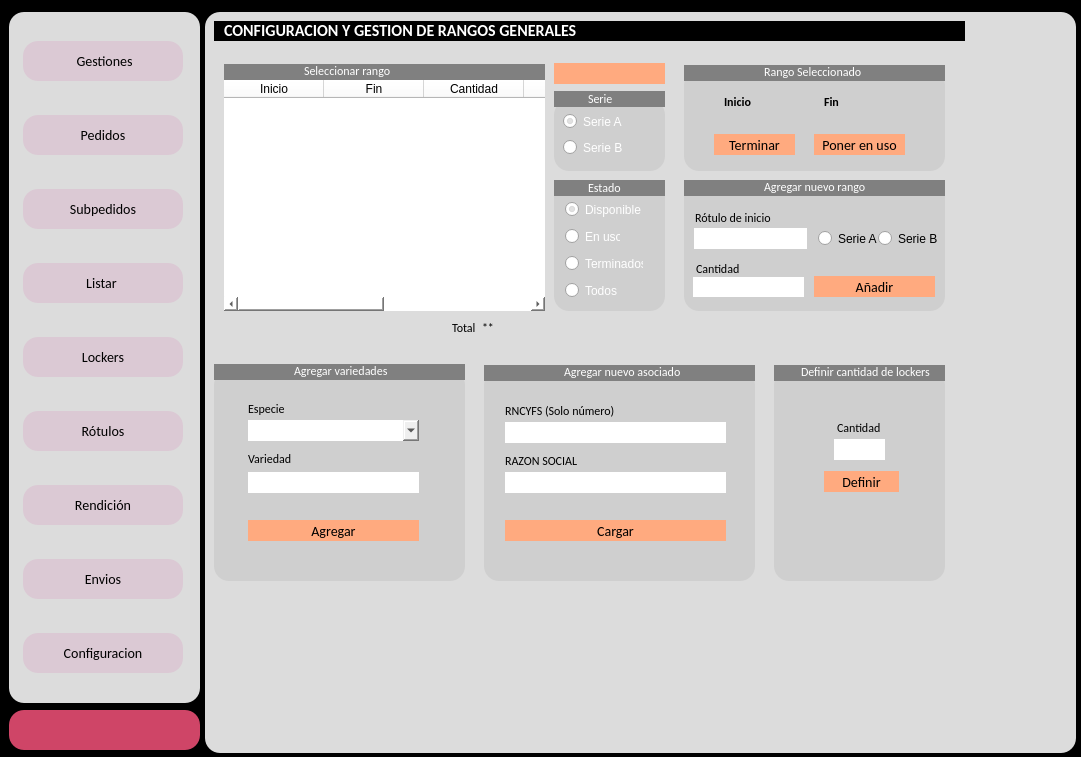
This is main.ui in zenfranco/gestion_rotulos_psql as Qt 5 draws it before an edit. The edited form follows.
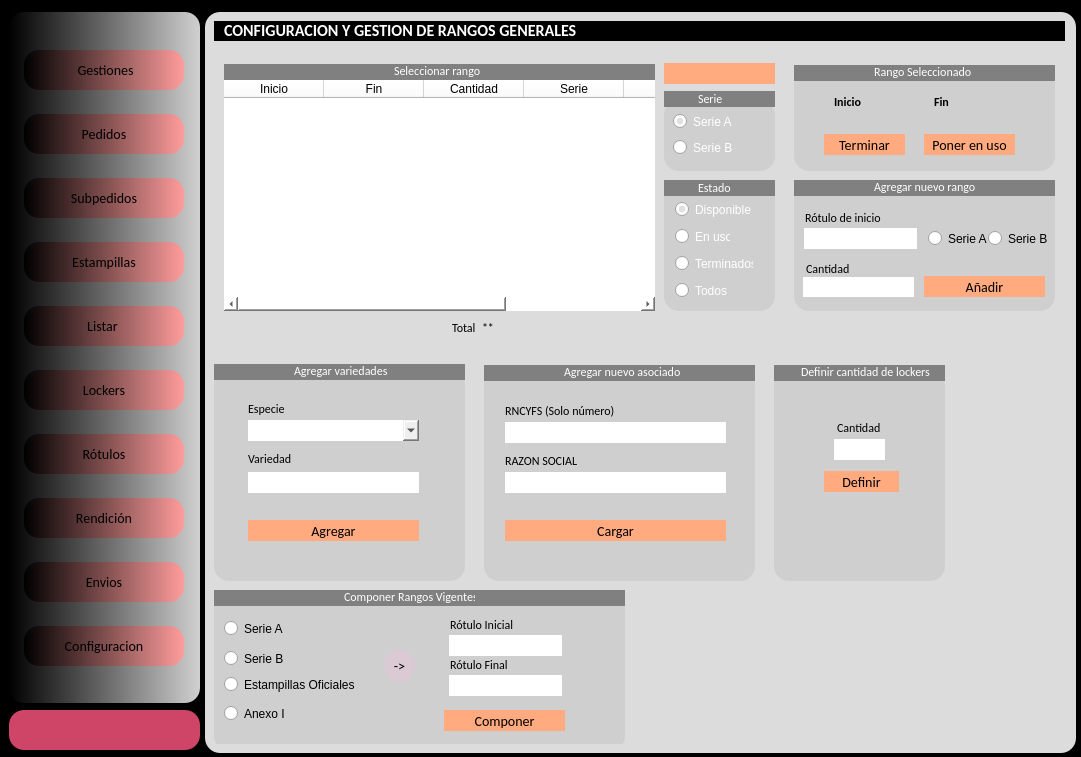
This is the edited form. The open tabs and pages were chosen to show the change. Icons and pictures are not drawn.

Commit message: YA SE PUEDEN CARGAR ESTAMPILLA DE ANEXO Y CORREGIR RANGOS PRINCIPALES DESDE EL MODULO CONFIGURACION

```diff
--- a/main.ui
+++ b/main.ui
@@ -74,7 +74,23 @@
      </size>
     </property>
     <property name="styleSheet">
-     <string notr="true">border-radius:15px;</string>
+     <string notr="true">QFrame{
+border-radius:15px;
+	background-color: qlineargradient(spread:pad, x1:0, y1:0, x2:1, y2:0, stop:0 rgba(0, 0, 0, 255), stop:1 rgba(208, 208, 208, 255));
+
+}
+
+QPushButton{
+
+	background-color: qlineargradient(spread:pad, x1:0, y1:0, x2:1, y2:0, stop:0 rgba(0, 0, 0, 255), stop:1 rgba(255, 156, 156, 255));
+
+}
+QPushButton:hover{
+color: rgb(255, 255, 255);
+
+	background-color: qlineargradient(spread:pad, x1:0, y1:0, x2:1, y2:0, stop:0.147727 rgba(0, 0, 0, 255), stop:1 rgba(255, 216, 216, 255));
+
+}</string>
     </property>
     <property name="frameShape">
      <enum>QFrame::StyledPanel</enum>
@@ -85,8 +101,8 @@
     <widget class="QPushButton" name="btn_nuevagestion">
      <property name="geometry">
       <rect>
-       <x>14</x>
-       <y>29</y>
+       <x>15</x>
+       <y>38</y>
        <width>160</width>
        <height>40</height>
       </rect>
@@ -129,8 +145,8 @@
     <widget class="QPushButton" name="btn_nuevopedido">
      <property name="geometry">
       <rect>
-       <x>14</x>
-       <y>103</y>
+       <x>15</x>
+       <y>102</y>
        <width>160</width>
        <height>40</height>
       </rect>
@@ -173,8 +189,8 @@
     <widget class="QPushButton" name="btn_nuevosubpedido">
      <property name="geometry">
       <rect>
-       <x>14</x>
-       <y>177</y>
+       <x>15</x>
+       <y>166</y>
        <width>160</width>
        <height>40</height>
       </rect>
@@ -211,8 +227,8 @@
     <widget class="QPushButton" name="btn_listar">
      <property name="geometry">
       <rect>
-       <x>14</x>
-       <y>251</y>
+       <x>15</x>
+       <y>294</y>
        <width>160</width>
        <height>40</height>
       </rect>
@@ -249,8 +265,8 @@
     <widget class="QPushButton" name="btn_deposito">
      <property name="geometry">
       <rect>
-       <x>14</x>
-       <y>325</y>
+       <x>15</x>
+       <y>358</y>
        <width>160</width>
        <height>40</height>
       </rect>
@@ -287,8 +303,8 @@
     <widget class="QPushButton" name="btn_rotulos">
      <property name="geometry">
       <rect>
-       <x>14</x>
-       <y>399</y>
+       <x>15</x>
+       <y>422</y>
        <width>160</width>
        <height>40</height>
       </rect>
@@ -325,8 +341,8 @@
     <widget class="QPushButton" name="btn_rendicion">
      <property name="geometry">
       <rect>
-       <x>14</x>
-       <y>473</y>
+       <x>15</x>
+       <y>486</y>
        <width>160</width>
        <height>40</height>
       </rect>
@@ -363,8 +379,8 @@
     <widget class="QPushButton" name="btn_configuracion">
      <property name="geometry">
       <rect>
-       <x>14</x>
-       <y>621</y>
+       <x>15</x>
+       <y>614</y>
        <width>160</width>
        <height>40</height>
       </rect>
@@ -401,8 +417,8 @@
     <widget class="QPushButton" name="btn_envios">
      <property name="geometry">
       <rect>
-       <x>14</x>
-       <y>547</y>
+       <x>15</x>
+       <y>550</y>
        <width>160</width>
        <height>40</height>
       </rect>
@@ -425,9 +441,39 @@
      <property name="text">
       <string>Envios</string>
      </property>
-     <property name="icon">
-      <iconset>
-       <normaloff>icons/envios.png</normaloff>icons/envios.png</iconset>
+     <property name="iconSize">
+      <size>
+       <width>32</width>
+       <height>32</height>
+      </size>
+     </property>
+    </widget>
+    <widget class="QPushButton" name="btn_estampillas">
+     <property name="geometry">
+      <rect>
+       <x>15</x>
+       <y>230</y>
+       <width>160</width>
+       <height>40</height>
+      </rect>
+     </property>
+     <property name="minimumSize">
+      <size>
+       <width>160</width>
+       <height>40</height>
+      </size>
+     </property>
+     <property name="maximumSize">
+      <size>
+       <width>160</width>
+       <height>40</height>
+      </size>
+     </property>
+     <property name="styleSheet">
+      <string notr="true"/>
+     </property>
+     <property name="text">
+      <string>Estampillas</string>
      </property>
      <property name="iconSize">
       <size>
@@ -5107,7 +5153,7 @@
            <rect>
             <x>20</x>
             <y>60</y>
-            <width>321</width>
+            <width>431</width>
             <height>231</height>
            </rect>
           </property>
@@ -5161,7 +5207,7 @@
          <widget class="QFrame" name="frame_20">
           <property name="geometry">
            <rect>
-            <x>350</x>
+            <x>460</x>
             <y>80</y>
             <width>111</width>
             <height>71</height>
@@ -5214,7 +5260,7 @@
          <widget class="QPushButton" name="btn_ver_rangos">
           <property name="geometry">
            <rect>
-            <x>350</x>
+            <x>460</x>
             <y>43</y>
             <width>111</width>
             <height>21</height>
@@ -5241,7 +5287,7 @@
          <widget class="QFrame" name="frame_23">
           <property name="geometry">
            <rect>
-            <x>350</x>
+            <x>460</x>
             <y>160</y>
             <width>111</width>
             <height>131</height>
@@ -5362,7 +5408,7 @@
          <widget class="QFrame" name="frame_29">
           <property name="geometry">
            <rect>
-            <x>480</x>
+            <x>590</x>
             <y>50</y>
             <width>261</width>
             <height>101</height>
@@ -5480,7 +5526,7 @@
            <rect>
             <x>10</x>
             <y>0</y>
-            <width>751</width>
+            <width>851</width>
             <height>21</height>
            </rect>
           </property>
@@ -5524,7 +5570,7 @@
          <widget class="QFrame" name="frame_51">
           <property name="geometry">
            <rect>
-            <x>480</x>
+            <x>590</x>
             <y>45</y>
             <width>261</width>
             <height>16</height>
@@ -5561,7 +5607,7 @@
          <widget class="QFrame" name="frame_52">
           <property name="geometry">
            <rect>
-            <x>350</x>
+            <x>460</x>
             <y>71</y>
             <width>111</width>
             <height>16</height>
@@ -5598,7 +5644,7 @@
          <widget class="QFrame" name="frame_53">
           <property name="geometry">
            <rect>
-            <x>350</x>
+            <x>460</x>
             <y>160</y>
             <width>111</width>
             <height>16</height>
@@ -5769,7 +5815,7 @@
          <widget class="QFrame" name="frame_56">
           <property name="geometry">
            <rect>
-            <x>480</x>
+            <x>590</x>
             <y>160</y>
             <width>261</width>
             <height>131</height>
@@ -5931,7 +5977,7 @@
            <rect>
             <x>20</x>
             <y>44</y>
-            <width>321</width>
+            <width>431</width>
             <height>16</height>
            </rect>
           </property>
@@ -5949,7 +5995,7 @@
           <widget class="QLabel" name="label_140">
            <property name="geometry">
             <rect>
-             <x>80</x>
+             <x>170</x>
              <y>-1</y>
              <width>111</width>
              <height>16</height>
@@ -6233,6 +6279,205 @@
            </property>
           </widget>
          </widget>
+         <widget class="QFrame" name="frame_96">
+          <property name="geometry">
+           <rect>
+            <x>10</x>
+            <y>570</y>
+            <width>411</width>
+            <height>161</height>
+           </rect>
+          </property>
+          <property name="styleSheet">
+           <string notr="true">QFrame
+{
+background-color: rgb(207, 207, 207);
+}
+QPushButton{
+border-radius:15px;
+background:#DBC9D4;
+font-family: Calibri;
+font-size:14px;
+}</string>
+          </property>
+          <property name="frameShape">
+           <enum>QFrame::StyledPanel</enum>
+          </property>
+          <property name="frameShadow">
+           <enum>QFrame::Raised</enum>
+          </property>
+          <widget class="QPushButton" name="btn_componer_rango">
+           <property name="geometry">
+            <rect>
+             <x>230</x>
+             <y>120</y>
+             <width>121</width>
+             <height>21</height>
+            </rect>
+           </property>
+           <property name="styleSheet">
+            <string notr="true">QPushButton{
+background-color: rgb(255, 170, 127);
+
+}
+QPushButton:hover{
+background-color: rgb(212, 141, 105);
+
+}</string>
+           </property>
+           <property name="text">
+            <string>Componer</string>
+           </property>
+          </widget>
+          <widget class="QFrame" name="frame_97">
+           <property name="geometry">
+            <rect>
+             <x>0</x>
+             <y>0</y>
+             <width>411</width>
+             <height>16</height>
+            </rect>
+           </property>
+           <property name="styleSheet">
+            <string notr="true">background:grey;
+border-radius:15px;
+</string>
+           </property>
+           <property name="frameShape">
+            <enum>QFrame::StyledPanel</enum>
+           </property>
+           <property name="frameShadow">
+            <enum>QFrame::Raised</enum>
+           </property>
+           <widget class="QLabel" name="label_159">
+            <property name="geometry">
+             <rect>
+              <x>130</x>
+              <y>-1</y>
+              <width>131</width>
+              <height>16</height>
+             </rect>
+            </property>
+            <property name="styleSheet">
+             <string notr="true">color:rgb(255, 255, 255);</string>
+            </property>
+            <property name="text">
+             <string>Componer Rangos Vigentes</string>
+            </property>
+           </widget>
+          </widget>
+          <widget class="QRadioButton" name="rb_serieA_componer">
+           <property name="geometry">
+            <rect>
+             <x>10</x>
+             <y>30</y>
+             <width>82</width>
+             <height>17</height>
+            </rect>
+           </property>
+           <property name="text">
+            <string>Serie A</string>
+           </property>
+          </widget>
+          <widget class="QRadioButton" name="rb_serieB_componer">
+           <property name="geometry">
+            <rect>
+             <x>10</x>
+             <y>60</y>
+             <width>82</width>
+             <height>17</height>
+            </rect>
+           </property>
+           <property name="text">
+            <string>Serie B</string>
+           </property>
+          </widget>
+          <widget class="QRadioButton" name="rb_estampillas_componer">
+           <property name="geometry">
+            <rect>
+             <x>10</x>
+             <y>86</y>
+             <width>131</width>
+             <height>17</height>
+            </rect>
+           </property>
+           <property name="text">
+            <string>Estampillas Oficiales</string>
+           </property>
+          </widget>
+          <widget class="QRadioButton" name="rb_anexo_componer">
+           <property name="geometry">
+            <rect>
+             <x>10</x>
+             <y>115</y>
+             <width>131</width>
+             <height>17</height>
+            </rect>
+           </property>
+           <property name="text">
+            <string>Anexo I</string>
+           </property>
+          </widget>
+          <widget class="QLineEdit" name="txt_inicio_componer">
+           <property name="geometry">
+            <rect>
+             <x>235</x>
+             <y>45</y>
+             <width>113</width>
+             <height>21</height>
+            </rect>
+           </property>
+          </widget>
+          <widget class="QLabel" name="label_101">
+           <property name="geometry">
+            <rect>
+             <x>236</x>
+             <y>27</y>
+             <width>81</width>
+             <height>16</height>
+            </rect>
+           </property>
+           <property name="text">
+            <string>Rótulo Inicial</string>
+           </property>
+          </widget>
+          <widget class="QLineEdit" name="txt_final_componer">
+           <property name="geometry">
+            <rect>
+             <x>235</x>
+             <y>85</y>
+             <width>113</width>
+             <height>21</height>
+            </rect>
+           </property>
+          </widget>
+          <widget class="QLabel" name="label_103">
+           <property name="geometry">
+            <rect>
+             <x>236</x>
+             <y>67</y>
+             <width>81</width>
+             <height>16</height>
+            </rect>
+           </property>
+           <property name="text">
+            <string>Rótulo Final</string>
+           </property>
+          </widget>
+          <widget class="QPushButton" name="btn_traer_rangos">
+           <property name="geometry">
+            <rect>
+             <x>170</x>
+             <y>60</y>
+             <width>31</width>
+             <height>31</height>
+            </rect>
+           </property>
+           <property name="text">
+            <string>-&gt;</string>
+           </property>
+          </widget>
+         </widget>
         </widget>
        </widget>
        <widget class="QWidget" name="p_deposito">
```
Left out of the diff: 34 changed lines with no effect on the pictures. The commit also changes 4 other files.
